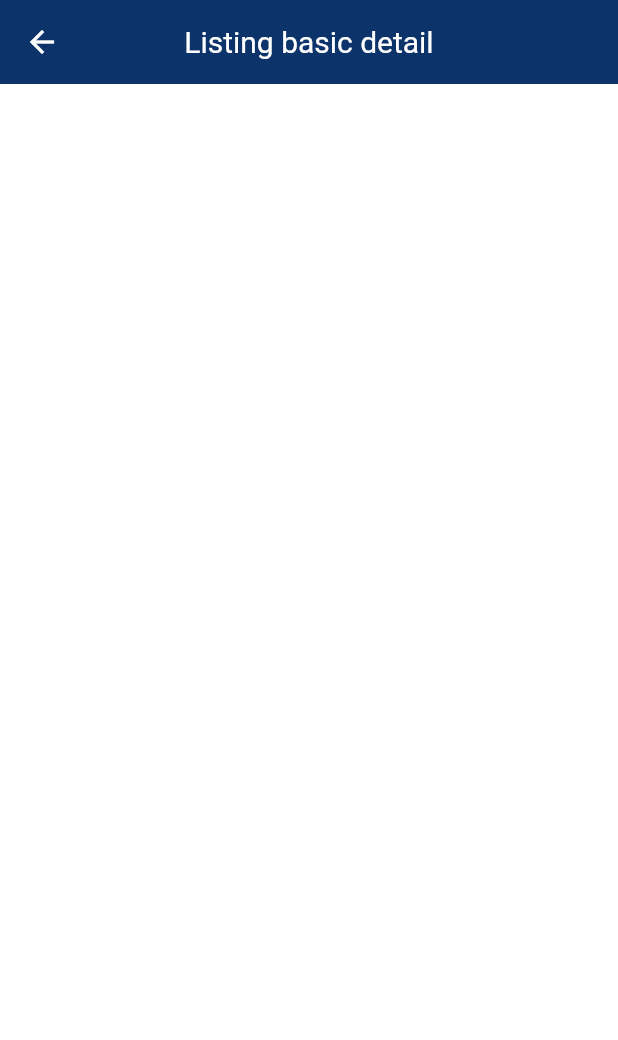
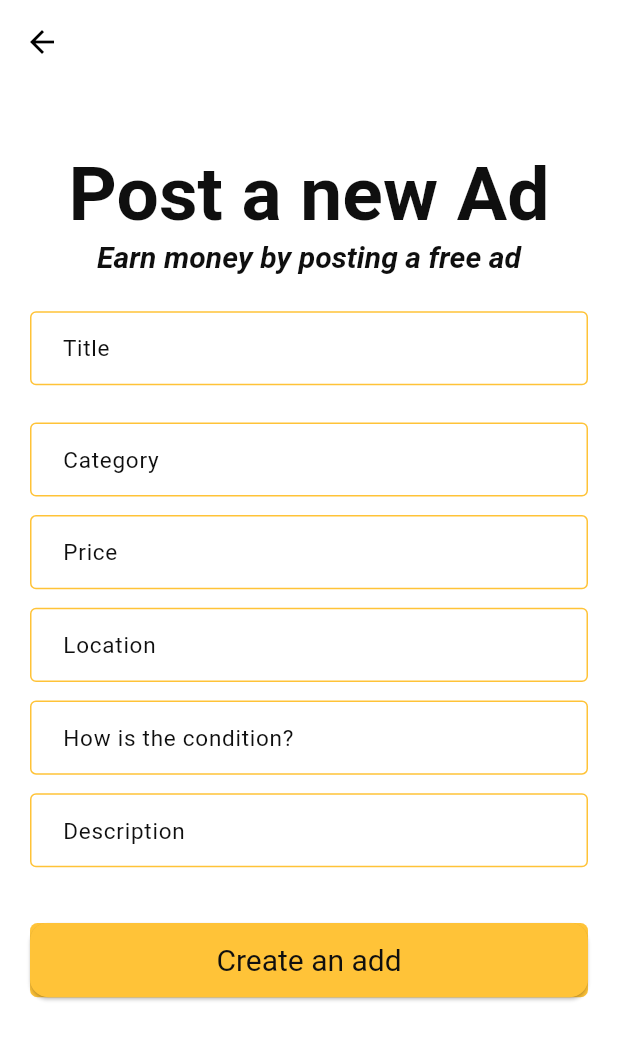
Before and after one commit to Team-Saand/ramrobazar-mobile-app, a Flutter app: the AdBasicDetailView screen opened by its route, on a phone screen of 412 x 824 dp. Shown: the top 1040 px of the screen. Run offline on Flutter 3.47's test engine with Material 3 defaults, Android fonts, the phone set to English and light mode, and no system bars; our stand-ins replace animated_bottom_navigation_bar, connectivity_plus, dartz, dio, equatable, flutter_riverpod and 3 more; accounts and stored records are empty; Roboto replaces fonts that are missing (Comfortaa).

Commit message:
feat: add  listing screen

```diff
--- a/lib/config/router/app_route.dart
+++ b/lib/config/router/app_route.dart
@@ -5,7 +5,7 @@ import '../../features/auth/presentation/view/general/signup_view.dart';
 import '../../features/auth/presentation/view/user/user_dashboard_view.dart';
 import '../../features/auth/presentation/view/user/user_message_view.dart';
 import '../../features/auth/presentation/view/user/user_notification_view.dart';
-import '../../features/listing/presentation/view/create/listing_basic_details.dart';
+import '../../features/listing/presentation/view/create/add_listing_.dart';
 import '../../features/listing/presentation/view/general/update_listing_view.dart';
 import '../../features/listing/presentation/view/general/view_all_listing.dart';
 import '../../features/listing/presentation/view/general/view_single_listing.dart';
--- a/lib/features/auth/presentation/view/user/home_page_view.dart
+++ b/lib/features/auth/presentation/view/user/home_page_view.dart
@@ -5,6 +5,8 @@ import 'package:ramrobazar_mobile_app/features/auth/presentation/view/user/user_
 import 'package:ramrobazar_mobile_app/features/auth/presentation/view/user/user_message_view.dart';
 import 'package:ramrobazar_mobile_app/features/auth/presentation/view/user/user_notification_view.dart';
 import 'package:ramrobazar_mobile_app/features/listing/presentation/view/general/view_all_listing.dart';
+
+import '../../../../../config/router/app_route.dart';
 
 class HomView extends StatefulWidget {
   const HomView({super.key});
@@ -37,7 +39,9 @@ class _HomViewState extends State<HomView> {
       backgroundColor: ThemeConstant.backgroundColor,
       floatingActionButton: FloatingActionButton(
         shape: const CircleBorder(),
-        onPressed: () {},
+        onPressed: () {
+          Navigator.pushNamed(context, AppRoute.adBasicDetail);
+        },
         child: const Icon(
           Icons.add,
           size: 36,
--- a/lib/features/listing/data/model/listing_api_model.dart
+++ b/lib/features/listing/data/model/listing_api_model.dart
@@ -21,7 +21,7 @@ class ListingApiModel {
   final String username;
   final String phone;
   final String views;
-  final String negotiable;
+  final String condition;
   final String category;
 
   ListingApiModel(
@@ -34,7 +34,7 @@ class ListingApiModel {
       required this.username,
       required this.views,
       required this.phone,
-      required this.negotiable,
+      required this.condition,
       required this.category});
 
   ListingApiModel.empty()
@@ -47,7 +47,7 @@ class ListingApiModel {
         username = '',
         views = '',
         phone = '',
-        negotiable = '',
+        condition = '',
         category = '';
 
   factory ListingApiModel.fromJson(Map<String, dynamic> json) =>
@@ -65,7 +65,7 @@ class ListingApiModel {
       username: username,
       views: views,
       phone: phone,
-      negotiable: negotiable,
+      condition: condition,
       category: category);
 
   // Convert Hive List to Entity List
@@ -83,7 +83,7 @@ class ListingApiModel {
         username: json['username'] as String,
         phone: json['phone'] as String,
         views: json['views'] as String,
-        negotiable: json['negotiable'] as String,
+        condition: json['condition'] as String,
         category: json['category'] as String,
         images: json['images'] as List<String>,
       );
--- a/lib/features/listing/domain/entity/listing_entity.dart
+++ b/lib/features/listing/domain/entity/listing_entity.dart
@@ -1,27 +1,27 @@
 class ListingEntity {
-  final String id;
+  final String? id;
   final String title;
   final String price;
   final String location;
   final String description;
-  final List<String> images;
-  final String username;
-  final String phone;
-  final String views;
-  final String negotiable;
+  final List<String>? images;
+  final String? username;
+  final String? phone;
+  final String? views;
+  final String condition;
   final String category;
 
   const ListingEntity(
-      {required this.id,
+      {this.id,
       required this.title,
       required this.price,
       required this.location,
       required this.description,
-      required this.images,
-      required this.username,
-      required this.views,
-      required this.phone,
-      required this.negotiable,
+      this.images,
+      this.username,
+      this.views,
+      this.phone,
+      required this.condition,
       required this.category});
 
   factory ListingEntity.fromJson(Map<String, dynamic> json) => ListingEntity(
@@ -34,7 +34,7 @@ class ListingEntity {
         username: json['username'],
         phone: json['phone'],
         views: json['views'],
-        negotiable: json['negotiable'],
+        condition: json['condition'],
         category: json['category'],
       );
 
@@ -48,7 +48,7 @@ class ListingEntity {
         'username': username,
         'phone': phone,
         'views': views,
-        'negotiable': negotiable,
+        'condition': condition,
         'category': category
       };
 }
--- /dev/null
+++ b/lib/features/listing/presentation/view/create/add_listing_.dart
@@ -0,0 +1,390 @@
+import 'package:flutter/material.dart';
+import 'package:flutter/services.dart';
+import 'package:flutter_riverpod/flutter_riverpod.dart';
+import 'package:ramrobazar_mobile_app/config/constants/theme_constant.dart';
+import 'package:ramrobazar_mobile_app/core/common/snackbar/snackbar_message.dart';
+import 'package:ramrobazar_mobile_app/features/listing/domain/entity/listing_entity.dart';
+import 'package:ramrobazar_mobile_app/features/listing/presentation/viewmodel/listing_view_model.dart';
+
+class AdBasicDetailView extends ConsumerStatefulWidget {
+  const AdBasicDetailView({super.key});
+
+  @override
+  ConsumerState<AdBasicDetailView> createState() => _AdBasicDetailViewState();
+}
+
+class _AdBasicDetailViewState extends ConsumerState<AdBasicDetailView> {
+  // Controllers for TextFormFields
+  final _titleController = TextEditingController();
+  final _priceController = TextEditingController();
+  final _categoryController = TextEditingController();
+  final _conditionController = TextEditingController();
+  final _locationController = TextEditingController();
+  final _descriptionController = TextEditingController();
+
+  final _key = GlobalKey<FormState>();
+
+  @override
+  void initState() {
+    _conditionController.text = '';
+    _descriptionController.text = '';
+    _locationController.text = '';
+    _titleController.text = '';
+    _categoryController.text = '';
+    _priceController.text = '';
+    super.initState();
+  }
+
+  @override
+  void dispose() {
+    _titleController.dispose();
+    _categoryController.dispose();
+    _priceController.dispose();
+    _conditionController.dispose();
+    _descriptionController.dispose();
+    _locationController.dispose();
+    super.dispose();
+  }
+
+  @override
+  Widget build(BuildContext context) {
+    final screenSize = MediaQuery.of(context).size;
+    final smallerGap = SizedBox(height: screenSize.height * 0.015);
+    final buttonWidth = screenSize.width;
+    final textFieldWidth = screenSize.width;
+    final gap = SizedBox(height: screenSize.height * 0.03);
+    final iconHeight = screenSize.height * 0.03;
+    final fieldHeight = screenSize.height * 0.06;
+    const fontSizee = 15.0;
+
+    return Scaffold(
+      appBar: AppBar(
+        backgroundColor: Colors.transparent,
+      ),
+      backgroundColor: ThemeConstant.backgroundColor,
+      body: SafeArea(
+        child: SingleChildScrollView(
+          child: Padding(
+            padding: const EdgeInsets.all(20),
+            child: Form(
+              key: _key,
+              child: Column(mainAxisSize: MainAxisSize.min, children: [
+                gap,
+                Center(
+                  child: RichText(
+                    textAlign: TextAlign.center,
+                    text: const TextSpan(
+                        text: "Post a new Ad\n",
+                        style: TextStyle(
+                            fontSize: 50,
+                            fontWeight: FontWeight.bold,
+                            color: ThemeConstant.fieldTextColor),
+                        children: <TextSpan>[
+                          TextSpan(
+                            text: 'Earn money by posting a free ad',
+                            style: TextStyle(
+                              fontSize: 20,
+                              fontStyle: FontStyle.italic,
+                            ),
+                          )
+                        ]),
+                  ),
+                ),
+                // gap,
+                gap,
+                // gap,
+                Flexible(
+                  fit: FlexFit.loose,
+                  child: Column(
+                    mainAxisAlignment: MainAxisAlignment.spaceEvenly,
+                    children: [
+
+                      Container(
+                        height: fieldHeight,
+                        decoration: BoxDecoration(
+                          borderRadius: BorderRadius.circular(5.0),
+                          color: ThemeConstant.backgroundColor,
+                        ),
+                        width: textFieldWidth,
+                        child: TextFormField(
+                          style: const TextStyle(
+                              color: ThemeConstant.fieldTextColor),
+                          inputFormatters: [
+                            FilteringTextInputFormatter.allow(
+                                RegExp('[a-z0-9]'))
+                          ],
+                          controller: _titleController,
+                          decoration: const InputDecoration(
+                            floatingLabelBehavior:
+                                FloatingLabelBehavior.never,
+                            label: Text(
+                              ' Title',
+                              textAlign: TextAlign.center,
+                              style: TextStyle(fontSize: fontSizee),
+                            ),
+                            hintText: 'Ryzen laptop',
+                            border: OutlineInputBorder(),
+                          ),
+                          validator: (value) {
+                            if (value!.isEmpty) {
+                              showMessageToUser(
+                                  context: context,
+                                  message: "Title is empty",
+                                  color: Colors.red);
+                              return null;
+                            }
+                            return null;
+                          },
+                        ),
+                      ),
+                      smallerGap,
+                        smallerGap,
+                      SizedBox(
+                        width: screenSize.width,
+                      ),
+                      Container(
+                        decoration: BoxDecoration(
+                          borderRadius: BorderRadius.circular(5.0),
+                          color: ThemeConstant.backgroundColor,
+                        ),
+                        height: fieldHeight,
+                        width: textFieldWidth,
+                        child: TextFormField(
+                          style: const TextStyle(
+                              color: ThemeConstant.fieldTextColor),
+                          controller: _categoryController,
+                          decoration: const InputDecoration(
+                            floatingLabelBehavior:
+                                FloatingLabelBehavior.never,
+                            label: Text(
+                              ' Category',
+                              textAlign: TextAlign.center,
+                              style: TextStyle(fontSize: fontSizee),
+                            ),
+                            hintText: "Land",
+                            border: OutlineInputBorder(),
+                          ),
+                          validator: (value) {
+                            if (value!.isEmpty) {
+                              showMessageToUser(
+                                  context: context,
+                                  message: "Category is empty",
+                                  color: Colors.red);
+
+                              return null;
+                            }
+                            return null;
+                          },
+                        ),
+                      ),
+                      smallerGap,
+                      Container(
+                        height: fieldHeight,
+                        decoration: BoxDecoration(
+                          borderRadius: BorderRadius.circular(5.0),
+                          color: ThemeConstant.backgroundColor,
+                        ),
+                        width: textFieldWidth,
+                        child: TextFormField(
+                          style: const TextStyle(
+                              color: ThemeConstant.fieldTextColor),
+                          inputFormatters: [
+                            FilteringTextInputFormatter.allow(
+                                RegExp('[a-z" "]'))
+                          ],
+                          controller: _priceController,
+                          decoration: const InputDecoration(
+                            floatingLabelBehavior:
+                                FloatingLabelBehavior.never,
+                            label: Text(
+                              ' Price',
+                              textAlign: TextAlign.center,
+                              style: TextStyle(fontSize: fontSizee),
+                            ),
+                            hintText: 'Rs. 2,000',
+                            border: OutlineInputBorder(),
+                          ),
+                          validator: (value) {
+                            if (value!.isEmpty) {
+                              showMessageToUser(
+                                  context: context,
+                                  message: "Price is empty",
+                                  color: Colors.red);
+                              return null;
+                            }
+                            return null;
+                          },
+                        ),
+                      ),
+
+                      smallerGap,
+                      Container(
+                        height: fieldHeight,
+                        decoration: BoxDecoration(
+                          borderRadius: BorderRadius.circular(5.0),
+                          color: ThemeConstant.backgroundColor,
+                        ),
+                        width: textFieldWidth,
+                        child: TextFormField(
+                          style: const TextStyle(
+                              color: ThemeConstant.fieldTextColor),
+                          inputFormatters: [
+                            FilteringTextInputFormatter.allow(
+                                RegExp('[a-z" "]'))
+                          ],
+                          controller: _locationController,
+                          decoration: const InputDecoration(
+                            floatingLabelBehavior:
+                                FloatingLabelBehavior.never,
+                            label: Text(
+                              ' Location',
+                              textAlign: TextAlign.center,
+                              style: TextStyle(fontSize: fontSizee),
+                            ),
+                            hintText: 'Dillibazar, Kathmandu',
+                            border: OutlineInputBorder(),
+                          ),
+                          validator: (value) {
+                            if (value!.isEmpty) {
+                              showMessageToUser(
+                                  context: context,
+                                  message: "Location is empty",
+                                  color: Colors.red);
+                              return null;
+                            }
+                            return null;
+                          },
+                        ),
+                      ),
+                      smallerGap,
+                      Container(
+                        height: fieldHeight,
+                        decoration: BoxDecoration(
+                          borderRadius: BorderRadius.circular(5.0),
+                          color: ThemeConstant.backgroundColor,
+                        ),
+                        width: textFieldWidth,
+                        child: TextFormField(
+                          style: const TextStyle(
+                              color: ThemeConstant.fieldTextColor),
+                          inputFormatters: [
+                            FilteringTextInputFormatter.allow(
+                                RegExp('[a-z0-9]'))
+                          ],
+                          controller: _conditionController,
+                          decoration: const InputDecoration(
+                            floatingLabelBehavior:
+                                FloatingLabelBehavior.never,
+                            label: Text(
+                              ' How is the condition?',
+                              textAlign: TextAlign.center,
+                              style: TextStyle(fontSize: fontSizee),
+                            ),
+                            hintText: 'Used',
+                            border: OutlineInputBorder(),
+                          ),
+                          validator: (value) {
+                            if (value!.isEmpty) {
+                              showMessageToUser(
+                                  context: context,
+                                  message: "Condition is empty",
+                                  color: Colors.red);
+                              return null;
+                            }
+                            return null;
+                          },
+                        ),
+                      ),
+                      smallerGap,
+                      SizedBox(
+                        width: screenSize.width,
+                      ),
+                      Container(
+                        decoration: BoxDecoration(
+                          borderRadius: BorderRadius.circular(5.0),
+                          color: ThemeConstant.backgroundColor,
+                        ),
+                        height: fieldHeight,
+                        width: textFieldWidth,
+                        child: TextFormField(
+                          style: const TextStyle(
+                              color: ThemeConstant.fieldTextColor),
+                          controller: _descriptionController,
+                          decoration: const InputDecoration(
+                            floatingLabelBehavior:
+                                FloatingLabelBehavior.never,
+                            label: Text(
+                              ' Description',
+                              textAlign: TextAlign.center,
+                              style: TextStyle(fontSize: fontSizee),
+                            ),
+                            border: OutlineInputBorder(),
+                          ),
+                          validator: (value) {
+                            if (value!.isEmpty) {
+                              showMessageToUser(
+                                  context: context,
+                                  message: "Description is empty",
+                                  color: Colors.red);
+
+                              return null;
+                            }
+                            return null;
+                          },
+                        ),
+                      ),
+                    ],
+                  ),
+                ),
+                smallerGap,
+                smallerGap,
+                smallerGap,
+                Flexible(
+                  fit: FlexFit.loose,
+                  child: Column(
+                    children: [
+                      Container(
+                        decoration: BoxDecoration(
+                          borderRadius: BorderRadius.circular(5.0),
+                          color: ThemeConstant.accentColor,
+                        ),
+                        width: buttonWidth,
+                        height: fieldHeight,
+                        child: ElevatedButton(
+                          style: ButtonStyle(
+                              backgroundColor:
+                                  MaterialStateProperty.all<Color>(
+                                      ThemeConstant.accentColor)),
+                          onPressed: () async {
+                            if (_key.currentState!.validate()) {
+                              ListingEntity obj = ListingEntity(
+                                  title: _titleController.text.trim(),
+                                  price: _priceController.text.trim(),
+                                  location: _locationController.text.trim(),
+                                  description:
+                                      _descriptionController.text.trim(),
+                                  condition: _conditionController.text.trim(),
+                                  category: _categoryController.text.trim());
+                              await ref
+                                  .read(listingViewModelProvider.notifier)
+                                  .addListing(context: context, listing: obj);
+                            }
+                          },
+                          child: const Text(
+                            'Create an add',
+                            style: TextStyle(fontSize: 20),
+                            textAlign: TextAlign.center,
+                          ),
+                        ),
+                      ),
+                    ],
+                  ),
+                ),
+              ]),
+            ),
+          ),
+        ),
+      ),
+    );
+  }
+}
--- a/lib/features/listing/presentation/view/create/listing_basic_details.dart
+++ /dev/null
@@ -1,29 +0,0 @@
-import 'package:flutter/material.dart';
-import 'package:flutter_riverpod/flutter_riverpod.dart';
-
-class AdBasicDetailView extends ConsumerStatefulWidget {
-  const AdBasicDetailView({super.key});
-
-  @override
-  ConsumerState<AdBasicDetailView> createState() => _AdBasicDetailViewState();
-}
-
-class _AdBasicDetailViewState extends ConsumerState<AdBasicDetailView> {
-  @override
-  Widget build(BuildContext context) {
-    return Scaffold(
-      appBar: AppBar(
-        title: const Text('Listing basic detail'),
-        centerTitle: true,
-        elevation: 0,
-      ),
-      body: const SingleChildScrollView(
-        child: Padding(
-            padding: EdgeInsets.all(20),
-            child: Center(
-              child: Text("Listing basic detail"),
-            )),
-      ),
-    );
-  }
-}
```
Also changed, not shown: lib/config/themes/app_theme.dart (+7 -2 lines), lib/features/listing/presentation/view/create/listing_confirmation.dart (deleted, +0 -29 lines), lib/features/listing/presentation/view/create/listing_more_details.dart (deleted, +0 -29 lines), lib/features/listing/presentation/view/create/listing_photo.dart (deleted, +0 -29 lines), lib/features/listing/presentation/view/create/listing_price.dart (deleted, +0 -29 lines), lib/features/listing/data/model/listing_api_model.g.dart.
